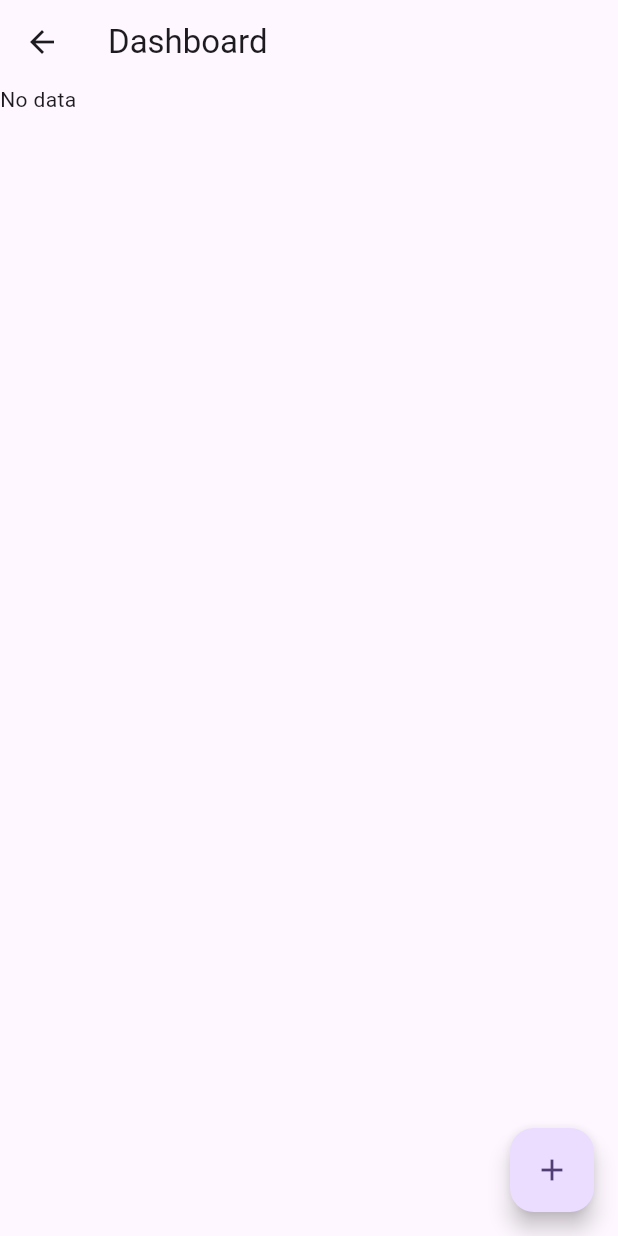
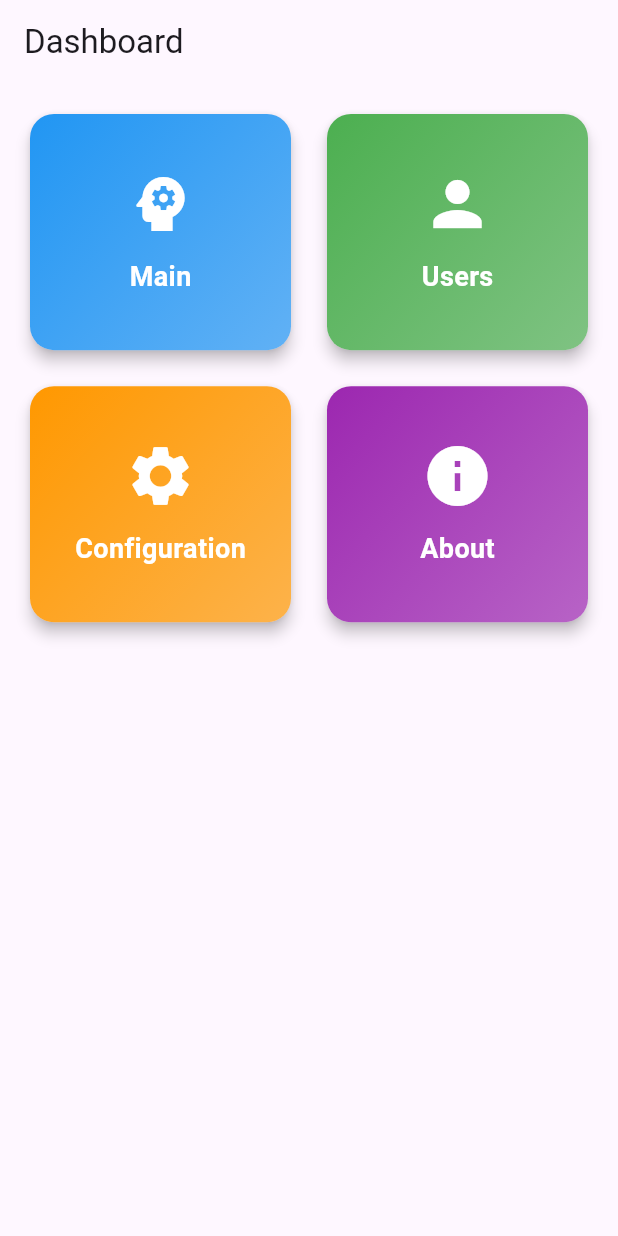
Before and after one commit to Rummonislam786/SDP_FlutterOBJ_AI, a Flutter app: the Dashboard screen opened directly, on a phone screen of 412 x 824 dp. Run offline on Flutter 3.47's test engine with Material 3 defaults, Android fonts, the phone set to English and light mode, and no system bars; our stand-ins replace sqflite; accounts and stored records are empty.

Commit message:
updated the methods 240912A

```diff
--- a/lib/Models/users.dart
+++ b/lib/Models/users.dart
@@ -16,16 +16,16 @@ class Users {
   });
 
   factory Users.fromMap(Map<String, dynamic> json) => Users(
-        userId: json["userID"],
-        username: json["username"],
-        email: json["email"],
-        password: json["password"],
+        userId: json["UserID"],
+        username: json["UserName"],
+        email: json["UserEmail"],
+        password: json["UserPassword"],
       );
 
   Map<String, dynamic> toMap() => {
-        "userID": userId,
-        "username": username,
-        "email": email,
-        "password": password,
+        "UserID": userId,
+        "UserName": username,
+        "UserEmail": email,
+        "UserPassword": password,
       };
 }
--- a/lib/SqliteFunc/sqlite.dart
+++ b/lib/SqliteFunc/sqlite.dart
@@ -3,38 +3,84 @@ import 'package:path/path.dart';
 import 'package:sqflite/sqflite.dart';
 
 class DatabaseHelper {
-  final databaseName = "users.db";
-  String userTable =
-      "CREATE TABLE users (userID INTEGER PRIMARY KEY AUTOINCREMENT, username TEXT NOT NULL, email TEXT NOT NULL, password TEXT NOT NULL)";
+  final databaseName = "ObjAI.db";
+
+  //Now we must create our user table into our sqlite db
+
+  String users =
+      "create table users (UserID INTEGER PRIMARY KEY AUTOINCREMENT, UserName TEXT UNIQUE, UserEmail Text, UserPassword TEXT)";
+
+  //We are done in this section
+
   Future<Database> initDB() async {
-    final databasepath = await getDatabasesPath();
-    final path = join(databasepath, databaseName);
+    final databasePath = await getDatabasesPath();
+    final path = join(databasePath, databaseName);
 
     return openDatabase(path, version: 1, onCreate: (db, version) async {
-      await db.execute(userTable);
+      await db.execute(users);
     });
   }
 
+  //Now we create login and sign up method
+  //as we create sqlite other functionality in our previous video
+
+  //IF you didn't watch my previous videos, check part 1 and part 2
+
+  //Login Method
+
+  Future<bool> login(Users user) async {
+    final Database db = await initDB();
+
+    // I forgot the password to check
+    var result = await db.rawQuery(
+        "select * from users where UserName = '${user.username}' AND UserPassword = '${user.password}'");
+    if (result.isNotEmpty) {
+      return true;
+    } else {
+      return false;
+    }
+  }
+
+  //Sign up
+  Future<int> signup(Users user) async {
+    final Database db = await initDB();
+    return db.insert('users', user.toMap());
+  }
+
+  //Search Method
+  Future<List<Users>> searchUsers(String keyword) async {
+    final Database db = await initDB();
+    List<Map<String, Object?>> searchResult = await db.rawQuery(
+        "select * from users where UserName LIKE ${"%$keyword%"} or UserEmail LIKE ${"%$keyword%"} or UserID LIKE ${"%$keyword%"}");
+    return searchResult.map((e) => Users.fromMap(e)).toList();
+  }
+
+  //CRUD Methods
+
+  //Create Note
   Future<int> createUser(Users user) async {
     final Database db = await initDB();
     return db.insert('users', user.toMap());
   }
 
+  //Get notes
   Future<List<Users>> getUsers() async {
     final Database db = await initDB();
     List<Map<String, Object?>> result = await db.query('users');
     return result.map((e) => Users.fromMap(e)).toList();
   }
 
+  //Delete Notes
   Future<int> deleteUser(int id) async {
     final Database db = await initDB();
-    return db.delete('users', where: 'userID = ?', whereArgs: [id]);
+    return db.delete('users', where: 'UserID = ?', whereArgs: [id]);
   }
 
-  Future<int> updateUser(username, email, password) async {
+  //Update Notes
+  Future<int> updateUser(username, password, email) async {
     final Database db = await initDB();
     return db.rawUpdate(
-        'update users set username = ?, email = ?, password = ?',
-        [username, email, password]);
+        'update users set UserName = ?, UserPassword = ?, UserEmail where noteId = ?',
+        [username, password, email]);
   }
 }
--- a/lib/dashboard.dart
+++ b/lib/dashboard.dart
@@ -1,11 +1,9 @@
-import 'dart:ffi';
-
 import 'package:flutter/material.dart';
 import 'package:flutter_demo/Models/users.dart';
 import 'package:flutter_demo/SqliteFunc/sqlite.dart';
 
 class Dashboard extends StatefulWidget {
-  const Dashboard({super.key});
+  const Dashboard({Key? key}) : super(key: key);
 
   @override
   State<Dashboard> createState() => _DashboardState();
@@ -15,46 +13,91 @@ class _DashboardState extends State<Dashboard> {
   late DatabaseHelper handler;
   late Future<List<Users>> users;
 
+  final List<Map<String, dynamic>> menuItems = [
+    {"title": "Main", "icon": Icons.psychology, "color": Colors.blue},
+    {"title": "Users", "icon": Icons.person, "color": Colors.green},
+    {"title": "Configuration", "icon": Icons.settings, "color": Colors.orange},
+    {"title": "About", "icon": Icons.info, "color": Colors.purple},
+  ];
+
+  @override
   void initState() {
+    super.initState();
     handler = DatabaseHelper();
     users = handler.getUsers();
 
     handler.initDB().whenComplete(() {
-      users = handler.getUsers();
+      setState(() {
+        users = handler.getUsers();
+      });
     });
-    super.initState();
   }
 
   @override
   Widget build(BuildContext context) {
     return Scaffold(
-      floatingActionButton: FloatingActionButton(
-        onPressed: () {},
-        child: const Icon(Icons.add),
+      appBar: AppBar(
+        title: const Text("Dashboard"),
+        elevation: 0,
       ),
-      appBar: AppBar(title: const Text("Dashboard")),
       body: SafeArea(
-          child: FutureBuilder<List<Users>>(
-              future: users,
-              builder:
-                  (BuildContext context, AsyncSnapshot<List<Users>> snapshot) {
-                if (snapshot.connectionState == ConnectionState.waiting) {
-                  return const CircularProgressIndicator();
-                } else if (snapshot.hasData && snapshot.data!.isEmpty) {
-                  return const Text("No data");
-                } else if (snapshot.hasError) {
-                  return Text(snapshot.error.toString());
-                } else {
-                  final userlist = snapshot.data ?? <Users>[];
-                  return ListView.builder(
-                    itemBuilder: (context, index) {
-                      return ListTile(
-                        title: Text(userlist[index].username),
-                      );
-                    },
-                  );
-                }
-              })),
+        child: Padding(
+          padding: const EdgeInsets.all(16.0),
+          child: GridView.builder(
+            gridDelegate: const SliverGridDelegateWithFixedCrossAxisCount(
+              crossAxisCount: 2,
+              crossAxisSpacing: 16.0,
+              mainAxisSpacing: 16.0,
+              childAspectRatio: 1.1,
+            ),
+            itemCount: menuItems.length,
+            itemBuilder: (context, index) {
+              return _buildMenuItem(menuItems[index]);
+            },
+          ),
+        ),
+      ),
+    );
+  }
+
+  Widget _buildMenuItem(Map<String, dynamic> item) {
+    return Card(
+      elevation: 4,
+      shape: RoundedRectangleBorder(borderRadius: BorderRadius.circular(16)),
+      child: InkWell(
+        onTap: () {
+          // Handle menu item tap
+        },
+        child: Container(
+          decoration: BoxDecoration(
+            gradient: LinearGradient(
+              colors: [item['color'], item['color'].withOpacity(0.7)],
+              begin: Alignment.topLeft,
+              end: Alignment.bottomRight,
+            ),
+            borderRadius: BorderRadius.circular(16),
+          ),
+          child: Column(
+            mainAxisAlignment: MainAxisAlignment.center,
+            children: [
+              Icon(
+                item['icon'],
+                size: 48,
+                color: Colors.white,
+              ),
+              const SizedBox(height: 12),
+              Text(
+                item['title'],
+                style: const TextStyle(
+                  color: Colors.white,
+                  fontSize: 18,
+                  fontWeight: FontWeight.bold,
+                ),
+              ),
+            ],
+          ),
+        ),
+      ),
     );
   }
 }
--- a/lib/main.dart
+++ b/lib/main.dart
@@ -37,7 +37,7 @@ class MyApp extends StatelessWidget {
 
         useMaterial3: true,
       ),
-      home: const SignupScreen(),
+      home: const SignInScreen(),
     );
   }
 }
```
Also changed, not shown: lib/signin.dart (+33 -2 lines), lib/signup.dart (+21 -24 lines), 6 other files.
